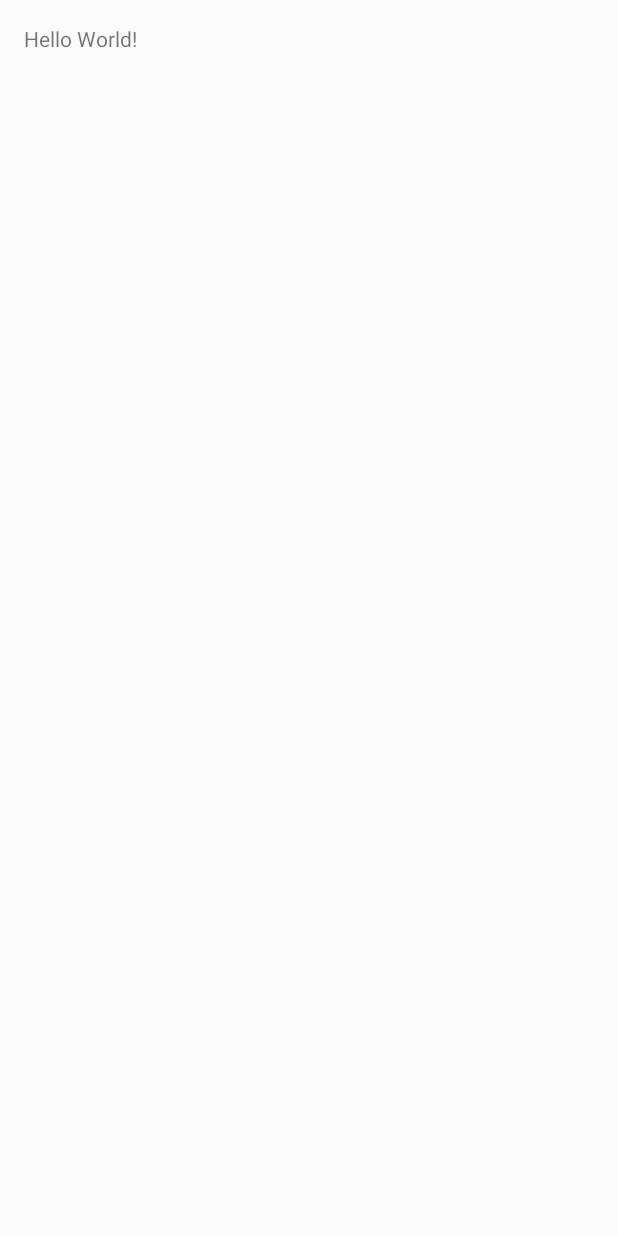
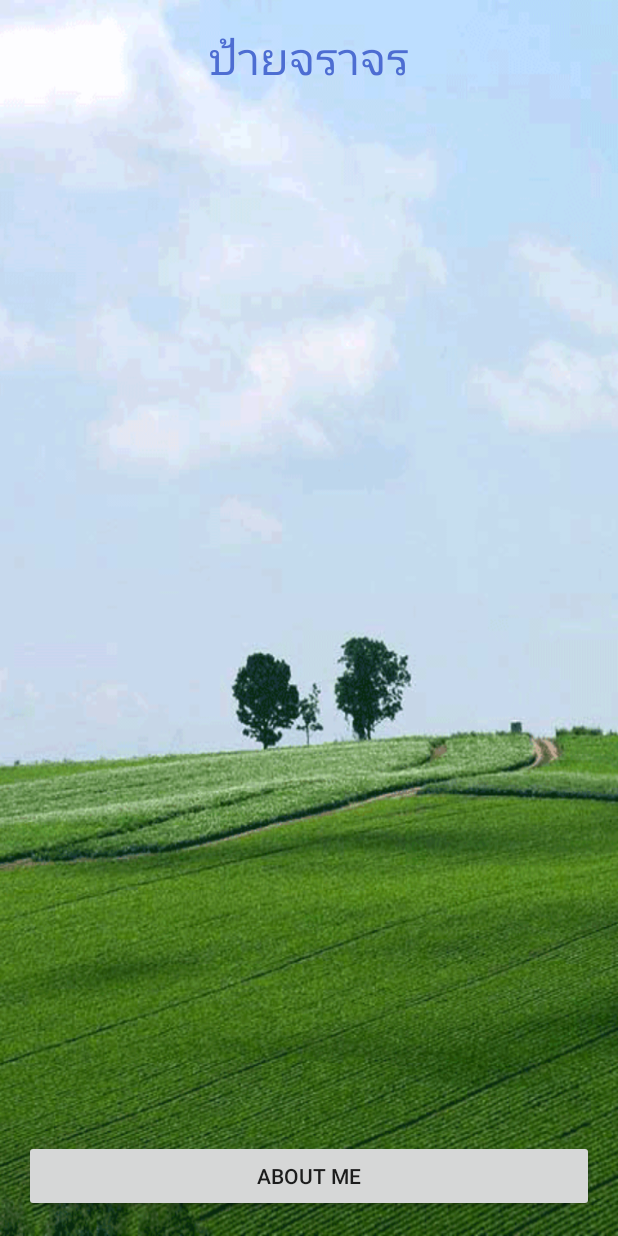
Before and after one commit to keatichai/Traffic-Learn, an Android app: the screen it shows after launch (MainActivity), on a phone screen of 412 x 824 dp. Before the commit the screen is almost empty. Run offline under Robolectric (Android 15) with nearby library versions, the phone set to English and light mode, and no system bars.

Commit message:
No action Bar finish

```diff
--- a/app/src/main/res/layout/activity_main.xml
+++ b/app/src/main/res/layout/activity_main.xml
@@ -7,10 +7,32 @@
     android:paddingLeft="@dimen/activity_horizontal_margin"
     android:paddingRight="@dimen/activity_horizontal_margin"
     android:paddingTop="@dimen/activity_vertical_margin"
-    tools:context="microchip.b02754.trafficlearn.MainActivity">
+    tools:context="microchip.b02754.trafficlearn.MainActivity"
+    android:background="@drawable/bg25">
 
     <TextView
         android:layout_width="wrap_content"
         android:layout_height="wrap_content"
-        android:text="Hello World!" />
+        android:text="@string/title_main"
+        android:id="@+id/textView"
+        android:textSize="@dimen/h1"
+        android:layout_centerHorizontal="true"
+        android:textColor="@color/a_text" />
+
+    <Button
+        android:layout_width="match_parent"
+        android:layout_height="wrap_content"
+        android:text="ABOUT ME"
+        android:id="@+id/button"
+
+        android:layout_alignParentBottom="true" />
+
+    <ListView
+        android:layout_width="wrap_content"
+        android:layout_height="wrap_content"
+        android:id="@+id/listView"
+        android:layout_below="@+id/textView"
+        android:layout_above="@+id/button"
+        android:layout_marginTop="20dp"
+        android:layout_marginBottom="20dp" />
 </RelativeLayout>
--- a/app/src/main/res/values/colors.xml
+++ b/app/src/main/res/values/colors.xml
@@ -3,4 +3,6 @@
     <color name="colorPrimary">#3F51B5</color>
     <color name="colorPrimaryDark">#303F9F</color>
     <color name="colorAccent">#FF4081</color>
+
+    <color name="a_text">#4d6dd2</color>
 </resources>
--- a/app/src/main/res/values/dimens.xml
+++ b/app/src/main/res/values/dimens.xml
@@ -2,4 +2,9 @@
     <!-- Default screen margins, per the Android Design guidelines. -->
     <dimen name="activity_horizontal_margin">16dp</dimen>
     <dimen name="activity_vertical_margin">16dp</dimen>
+    <dimen name="h1">30sp</dimen>
+    <dimen name="h2">20sp</dimen>
+
+    <dimen name="icon">120dp</dimen>
+    <dimen name="image">200dp</dimen>
 </resources>
--- a/app/src/main/res/values/strings.xml
+++ b/app/src/main/res/values/strings.xml
@@ -1,3 +1,4 @@
 <resources>
     <string name="app_name">Traffic Learn</string>
+    <string name="title_main">ป้ายจราจร</string>
 </resources>
```
Also changed, not shown: app/src/main/res/drawable/bg25.png (added).
